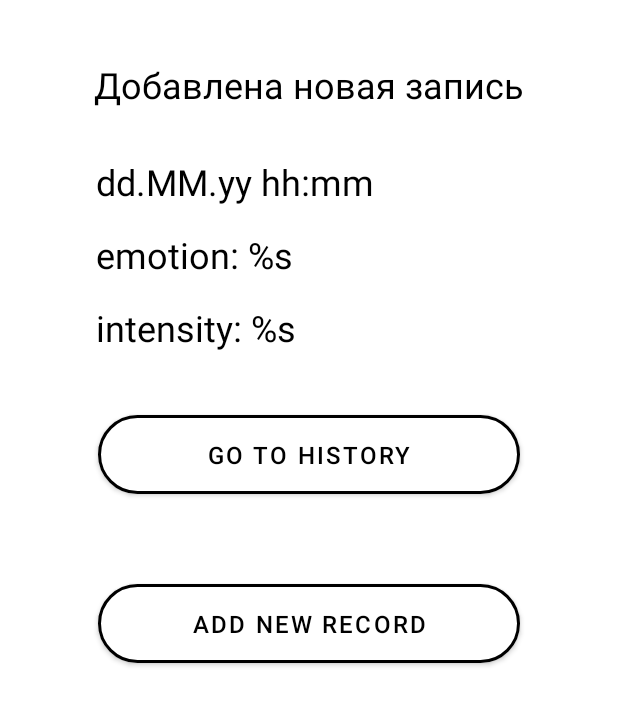
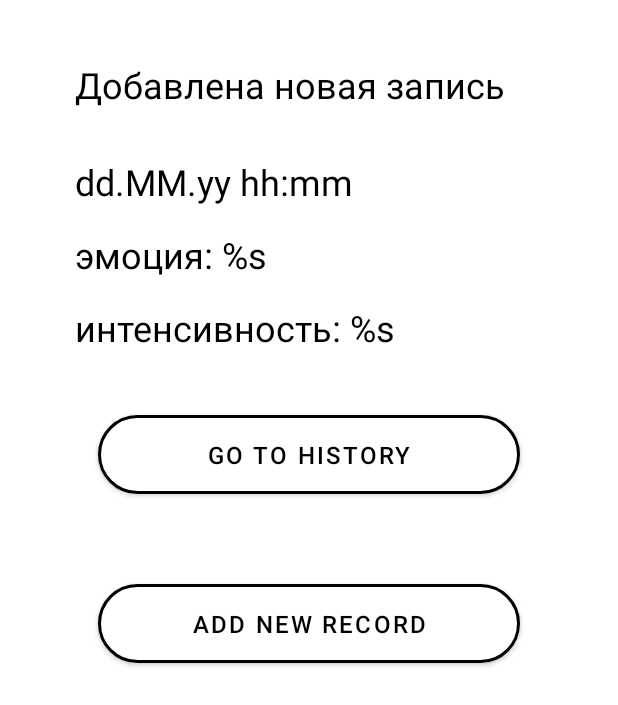
Before and after one commit to whoopzee9/FLS-Self-Care-Assistant, an Android app: the layout fragment_emotion_added.xml on its own in the app's theme, with its tools: preview values and no code run, on a phone screen of 412 x 824 dp. Shown: the top 705 px of the screen. Run offline under Robolectric (Android 15) with nearby library versions, the phone set to English and light mode, and no system bars.

Commit message:
implemented navigation between fragments

```diff
--- a/self-care-assistant-android/app/src/main/java/com/fls/self_care_assistant/adapters/DiaryViewPagerAdapter.kt
+++ b/self-care-assistant-android/app/src/main/java/com/fls/self_care_assistant/adapters/DiaryViewPagerAdapter.kt
@@ -6,6 +6,7 @@ import com.fls.self_care_assistant.fragments.main_frg.AddEmotionFragment
 import com.fls.self_care_assistant.fragments.main_frg.DiaryContainerFragment
 import com.fls.self_care_assistant.fragments.main_frg.EmotionAddedFragment
 import com.fls.self_care_assistant.fragments.main_frg.HistoryFragment
+import com.google.android.material.tabs.TabLayout
 
 class DiaryViewPagerAdapter(fragment: Fragment) : FragmentStateAdapter(fragment) {
 
--- /dev/null
+++ b/self-care-assistant-android/app/src/main/java/com/fls/self_care_assistant/extensions/DateExtensions.kt
@@ -0,0 +1,8 @@
+package com.fls.self_care_assistant.extensions
+
+import java.text.SimpleDateFormat
+import java.util.*
+
+fun Date.prettyFormat(): String {
+    return SimpleDateFormat("dd.MM.yy hh:mm").format(this)
+}
--- a/self-care-assistant-android/app/src/main/java/com/fls/self_care_assistant/fragments/main_frg/DiaryFragment.kt
+++ b/self-care-assistant-android/app/src/main/java/com/fls/self_care_assistant/fragments/main_frg/DiaryFragment.kt
@@ -41,7 +41,6 @@ class DiaryFragment : Fragment() {
         val adapter = DiaryViewPagerAdapter(this)
         binding.frgDiaryViewPager.adapter = adapter
         requireActivity().window.setSoftInputMode(WindowManager.LayoutParams.SOFT_INPUT_ADJUST_PAN)
-
         val titles = listOf("Add record", "History")
         TabLayoutMediator(binding.frgDiaryTabs, binding.frgDiaryViewPager) { tab, position ->
             tab.text = titles[position]
--- a/self-care-assistant-android/app/src/main/java/com/fls/self_care_assistant/fragments/main_frg/EmotionAddedFragment.kt
+++ b/self-care-assistant-android/app/src/main/java/com/fls/self_care_assistant/fragments/main_frg/EmotionAddedFragment.kt
@@ -6,10 +6,13 @@ import android.view.View
 import android.view.ViewGroup
 import androidx.fragment.app.Fragment
 import androidx.lifecycle.ViewModelProvider
+import androidx.navigation.fragment.findNavController
 import com.fls.self_care_assistant.R
 import com.fls.self_care_assistant.data.Emotion
 import com.fls.self_care_assistant.databinding.FragmentEmotionAddedBinding
+import com.fls.self_care_assistant.extensions.prettyFormat
 import com.fls.self_care_assistant.viewModels.EmotionAddedViewModel
+import com.google.android.material.tabs.TabLayout
 
 class EmotionAddedFragment : Fragment() {
 
@@ -36,10 +39,20 @@ class EmotionAddedFragment : Fragment() {
 
         val emotion: Emotion? = arguments?.getParcelable("emotion")
 
-        binding.frgEmotionAddedTvEmotionDate.text = emotion?.date.toString()
+        binding.frgEmotionAddedTvEmotionDate.text = emotion?.date?.prettyFormat()
         val emotionStr = resources.getString(R.string.emotion_type, emotion?.emotion)
         binding.frgEmotionAddedTvEmotionType.text = emotionStr
         val intensityStr = resources.getString(R.string.intensity, emotion?.intensity.toString())
         binding.frgEmotionAddedTvEmotionIntensity.text = intensityStr
+
+        binding.frgEmotionAddedMbBack.setOnClickListener {
+            findNavController().navigate(R.id.action_emotionAddedFragment_to_addEmotionFragment)
+        }
+
+        binding.frgEmotionAddedMbHistory.setOnClickListener {
+            val tabs : TabLayout = requireActivity().findViewById(R.id.frg_diary__tabs)
+            tabs.getTabAt(1)?.select()
+            findNavController().navigate(R.id.addEmotionFragment)
+        }
     }
 }
--- a/self-care-assistant-android/app/src/main/res/layout/fragment_emotion_added.xml
+++ b/self-care-assistant-android/app/src/main/res/layout/fragment_emotion_added.xml
@@ -7,9 +7,10 @@
 
     <TextView
         android:id="@+id/frg_emotion_added__tv_added_emotion"
-        android:layout_width="wrap_content"
+        android:layout_width="match_parent"
         android:layout_height="wrap_content"
         android:layout_marginTop="40dp"
+        android:layout_marginHorizontal="50dp"
         android:text="@string/new_record_added"
         android:textSize="24sp"
         android:textColor="@color/black"
@@ -20,37 +21,40 @@
 
     <TextView
         android:id="@+id/frg_emotion_added__tv_emotion_date"
-        android:layout_width="wrap_content"
+        android:layout_width="match_parent"
         android:layout_height="wrap_content"
-        android:layout_marginStart="64dp"
+        android:layout_marginHorizontal="50dp"
         android:layout_marginTop="32dp"
+        android:textColor="@color/black"
         android:textSize="24sp"
-        android:textColor="@color/black"
-        tools:text="dd.MM.yy hh:mm"
+        app:layout_constraintEnd_toEndOf="parent"
         app:layout_constraintStart_toStartOf="parent"
-        app:layout_constraintTop_toBottomOf="@+id/frg_emotion_added__tv_added_emotion" />
+        app:layout_constraintTop_toBottomOf="@+id/frg_emotion_added__tv_added_emotion"
+        tools:text="dd.MM.yy hh:mm" />
 
     <TextView
         android:id="@+id/frg_emotion_added__tv_emotion_type"
-        android:layout_width="wrap_content"
+        android:layout_width="match_parent"
         android:layout_height="wrap_content"
-        android:layout_marginStart="64dp"
+        android:layout_marginHorizontal="50dp"
         android:layout_marginTop="16dp"
+        android:text="@string/emotion_type"
+        android:textColor="@color/black"
         android:textSize="24sp"
-        android:textColor="@color/black"
-        android:text="@string/emotion_type"
+        app:layout_constraintEnd_toEndOf="parent"
         app:layout_constraintStart_toStartOf="parent"
         app:layout_constraintTop_toBottomOf="@+id/frg_emotion_added__tv_emotion_date" />
 
     <TextView
         android:id="@+id/frg_emotion_added__tv_emotion_intensity"
-        android:layout_width="wrap_content"
+        android:layout_width="match_parent"
         android:layout_height="wrap_content"
-        android:layout_marginStart="64dp"
+        android:layout_marginHorizontal="50dp"
         android:layout_marginTop="16dp"
+        android:text="@string/intensity"
+        android:textColor="@color/black"
         android:textSize="24sp"
-        android:textColor="@color/black"
-        android:text="@string/intensity"
+        app:layout_constraintEnd_toEndOf="parent"
         app:layout_constraintStart_toStartOf="parent"
         app:layout_constraintTop_toBottomOf="@+id/frg_emotion_added__tv_emotion_type" />
 
--- a/self-care-assistant-android/app/src/main/res/values/strings.xml
+++ b/self-care-assistant-android/app/src/main/res/values/strings.xml
@@ -27,8 +27,8 @@
     <string name="choose_intensity">Выберите интенсивность</string>
     <string name="emotions_diary">Emotions diary</string>
     <string name="new_record_added">Добавлена новая запись</string>
-    <string name="emotion_type">emotion: %s</string>
-    <string name="intensity">intensity: %s</string>
+    <string name="emotion_type">эмоция: %s</string>
+    <string name="intensity">интенсивность: %s</string>
 
     <integer name="com_vk_sdk_AppId">7864498</integer>
 
```
Also changed, not shown: self-care-assistant-android/app/src/main/java/com/fls/self_care_assistant/fragments/main_frg/DiaryContainerFragment.kt (+0 -12 lines).
